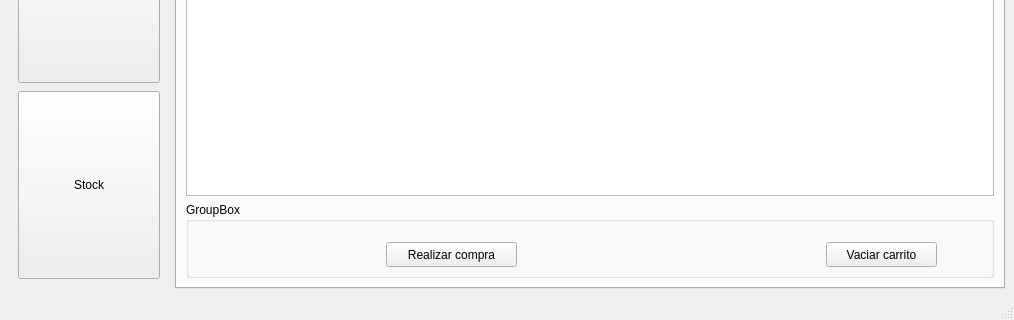
Lucho431/StockCoco_Qt, file StockCoco/mainwindow.ui: the form before one commit; both pictures show x 0 to 1014 and y 318 to 638 of the 1014 by 638 pixel window.
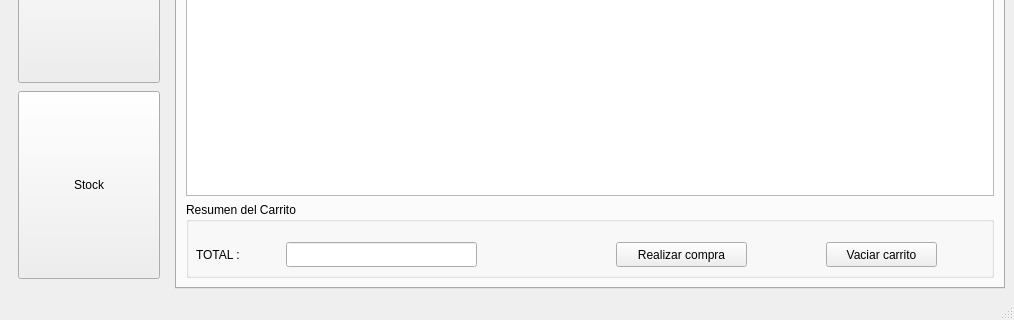
The form after the commit. The open tabs and pages were chosen to show the change.

The edit to the form file:
```diff
--- a/StockCoco/mainwindow.ui
+++ b/StockCoco/mainwindow.ui
@@ -141,7 +141,7 @@
            </size>
           </property>
           <property name="title">
-           <string>GroupBox</string>
+           <string>Resumen del Carrito</string>
           </property>
           <widget class="QPushButton" name="btnClearCarrito">
            <property name="geometry">
@@ -159,7 +159,7 @@
           <widget class="QPushButton" name="pushButton_2">
            <property name="geometry">
             <rect>
-             <x>200</x>
+             <x>430</x>
              <y>40</y>
              <width>131</width>
              <height>25</height>
@@ -169,6 +169,32 @@
             <string>Realizar compra</string>
            </property>
           </widget>
+          <widget class="QLabel" name="label">
+           <property name="geometry">
+            <rect>
+             <x>10</x>
+             <y>44</y>
+             <width>61</width>
+             <height>17</height>
+            </rect>
+           </property>
+           <property name="text">
+            <string>TOTAL :</string>
+           </property>
+          </widget>
+          <widget class="QLineEdit" name="edtTxtTotal">
+           <property name="geometry">
+            <rect>
+             <x>100</x>
+             <y>40</y>
+             <width>191</width>
+             <height>25</height>
+            </rect>
+           </property>
+           <property name="readOnly">
+            <bool>true</bool>
+           </property>
+          </widget>
          </widget>
         </item>
        </layout>
```
Left out of the diff: 48 changed lines with no effect on the pictures.
